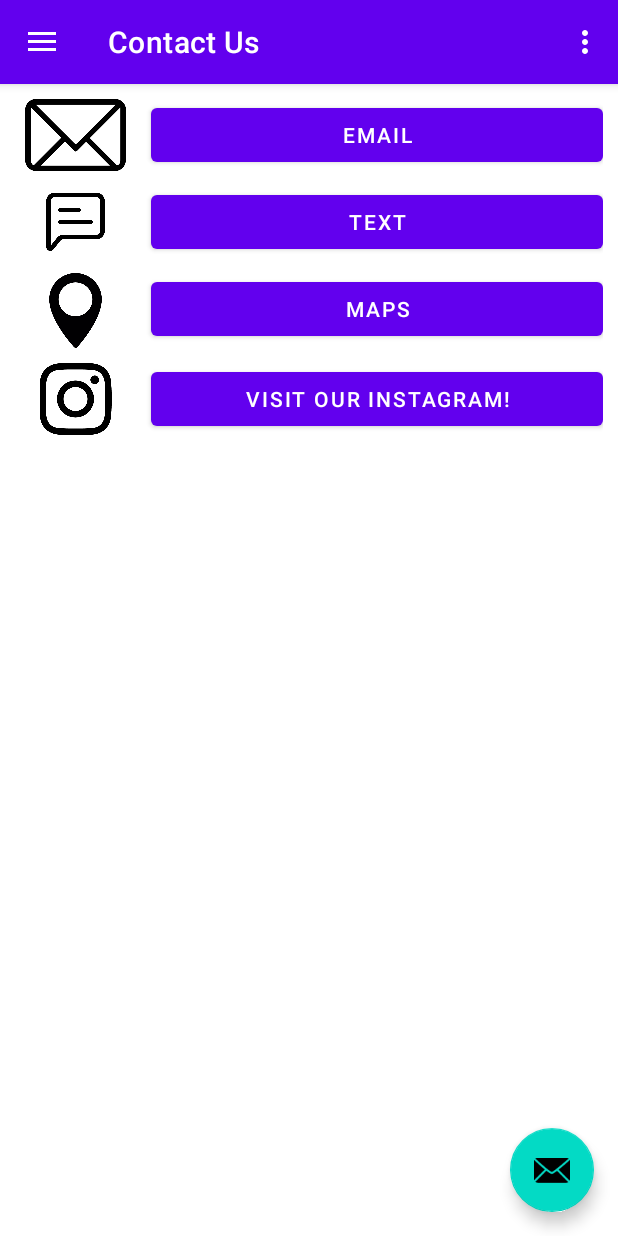
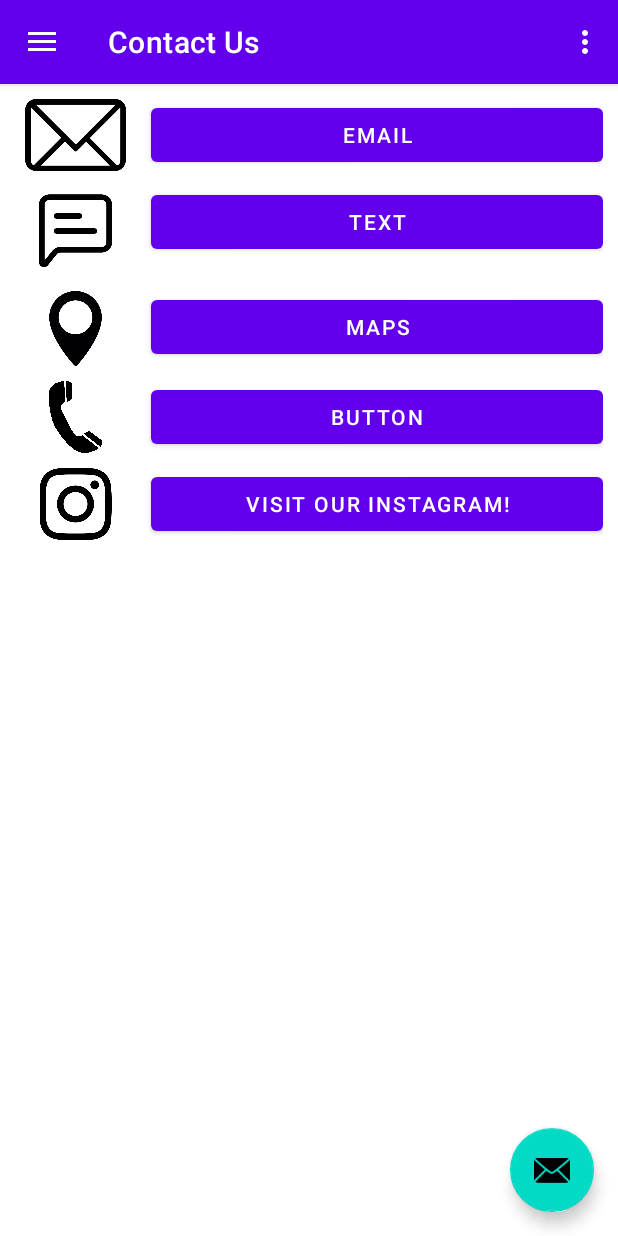
Before and after one commit to vvirtuee/PenguinDex, an Android app: the screen it shows after launch (MainActivity), in the side drawer, after a tap on "Contact", on a phone screen of 412 x 824 dp. Run offline under Robolectric (Android 15) with nearby library versions, the phone set to English and light mode, and no system bars; our stand-ins replace navigation-ui.

```diff
--- a/app/src/main/java/com/example/penguindexapp/Fragments/ContactFragment.java
+++ b/app/src/main/java/com/example/penguindexapp/Fragments/ContactFragment.java
@@ -82,8 +82,8 @@ public class ContactFragment extends Fragment {
             }
         });
 
-        Button phoneBtn = v.findViewById(R.id.phoneBtn);
-        phoneBtn.setOnClickListener(new View.OnClickListener() {
+        Button messageBtn = v.findViewById(R.id.messageBtn);
+        messageBtn.setOnClickListener(new View.OnClickListener() {
             @Override
             public void onClick(View v) {
                 Intent i = new Intent(Intent.ACTION_SENDTO);
--- a/app/src/main/res/layout/fragment_contact.xml
+++ b/app/src/main/res/layout/fragment_contact.xml
@@ -42,12 +42,12 @@
         <ImageView
             android:id="@+id/imageView6"
             android:layout_width="wrap_content"
-            android:layout_height="match_parent"
+            android:layout_height="60dp"
             android:layout_weight="3"
             android:src="@drawable/message" />
 
         <Button
-            android:id="@+id/phoneBtn"
+            android:id="@+id/messageBtn"
             android:layout_width="match_parent"
             android:layout_height="wrap_content"
             android:layout_weight="1"
@@ -79,10 +79,34 @@
     </LinearLayout>
 
     <LinearLayout
+        android:id="@+id/phoneBtn"
         android:layout_width="match_parent"
         android:layout_height="wrap_content"
         android:orientation="horizontal"
-        android:paddingRight="10dp">
+        android:paddingRight="10dp"
+        android:paddingBottom="10dp">
+
+        <ImageView
+            android:id="@+id/imageView3"
+            android:layout_width="wrap_content"
+            android:layout_height="match_parent"
+            android:layout_weight="3"
+            android:src="@drawable/phone" />
+
+        <Button
+            android:id="@+id/button"
+            android:layout_width="match_parent"
+            android:layout_height="wrap_content"
+            android:layout_weight="1"
+            android:text="Button" />
+    </LinearLayout>
+
+    <LinearLayout
+        android:layout_width="match_parent"
+        android:layout_height="wrap_content"
+        android:orientation="horizontal"
+        android:paddingRight="10dp"
+        android:paddingBottom="10dp">
 
         <ImageView
             android:id="@+id/imageView7"
```
